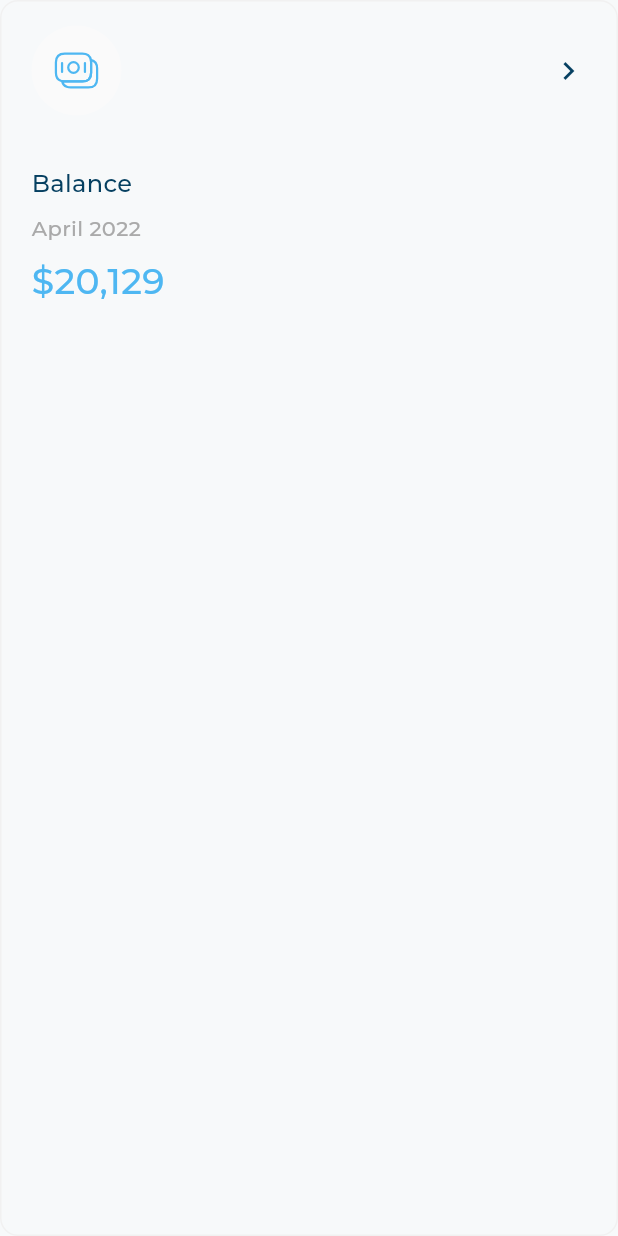
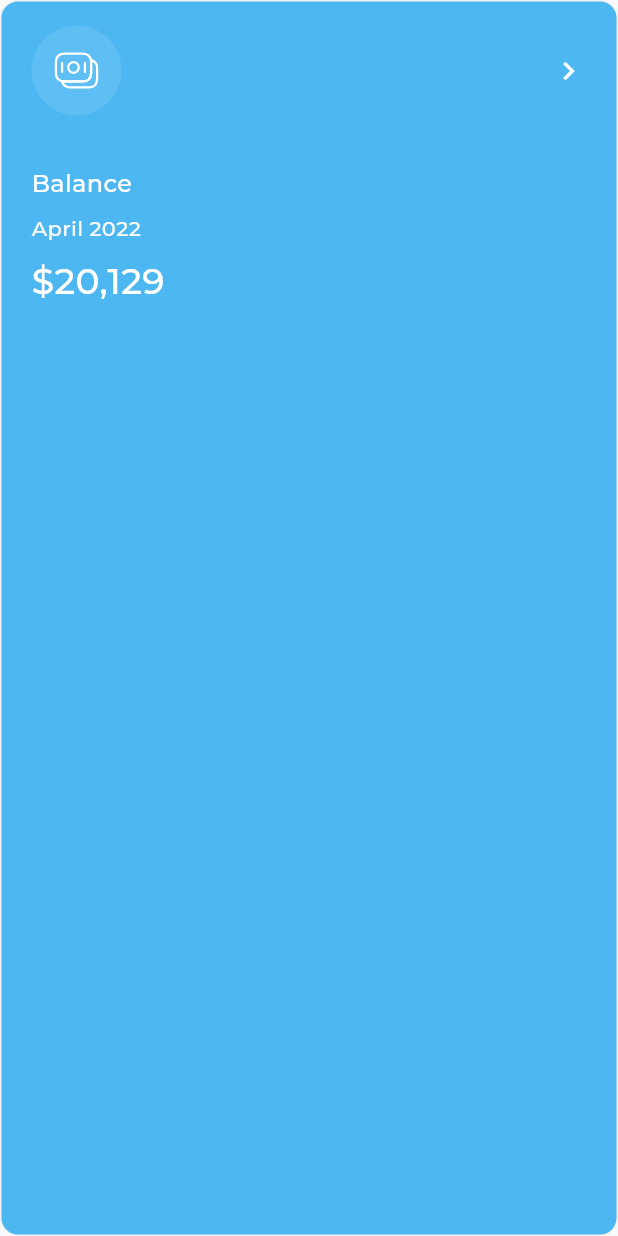
Before and after one commit to A7mad3lwan/admin-dashboard, a Flutter app: the ActiveAllExpensesItem widget shown alone on an empty page, opened directly with sample values from the repository, on a phone screen of 412 x 824 dp. Run offline on Flutter 3.47's test engine with Material 3 defaults, Android fonts, the phone set to English and light mode, and no system bars; our stand-ins replace flutter_svg; project files that could hold a hidden picture were left out.

Commit message:
active and inactive expenses items done

```diff
--- a/lib/views/widgets/active_and_inactive_expenses_items.dart
+++ b/lib/views/widgets/active_and_inactive_expenses_items.dart
@@ -64,6 +64,7 @@ class ActiveAllExpensesItem extends StatelessWidget {
     return Container(
       padding: const EdgeInsets.symmetric(horizontal: 20, vertical: 16),
       decoration: ShapeDecoration(
+        color: const Color(0xff4DB7F2),
         shape: RoundedRectangleBorder(
           side: const BorderSide(
             width: 1,
@@ -77,21 +78,25 @@ class ActiveAllExpensesItem extends StatelessWidget {
         children: [
           AllExpensesItemHeader(
             image: allExpensesItemModel.image,
+            imageBackground: Colors.white.withOpacity(0.1000000149011612),
+            imageColor: Colors.white,
+            iconColor: Colors.white,
           ),
           const SizedBox(height: 34),
           Text(
             allExpensesItemModel.title,
-            style: AppStyles.styleMedium16,
+            style: AppStyles.styleMedium16.copyWith(color: Colors.white),
           ),
           const SizedBox(height: 8),
           Text(
             allExpensesItemModel.date,
-            style: AppStyles.styleRegular14,
+            style: AppStyles.styleRegular14
+                .copyWith(color: const Color(0xffFAFAFA)),
           ),
           const SizedBox(height: 8),
           Text(
             allExpensesItemModel.price,
-            style: AppStyles.styleSemiBold24,
+            style: AppStyles.styleSemiBold24.copyWith(color: Colors.white),
           ),
         ],
       ),
--- a/lib/views/widgets/layouts/all_expenses_item_header.dart
+++ b/lib/views/widgets/layouts/all_expenses_item_header.dart
@@ -2,9 +2,15 @@ import 'package:flutter/material.dart';
 import 'package:flutter_svg/svg.dart';
 
 class AllExpensesItemHeader extends StatelessWidget {
-  const AllExpensesItemHeader({super.key, required this.image});
+  const AllExpensesItemHeader(
+      {super.key,
+      required this.image,
+      this.imageColor,
+      this.imageBackground,
+      this.iconColor});
 
   final String image;
+  final Color? imageColor, imageBackground, iconColor;
 
   @override
   Widget build(BuildContext context) {
@@ -13,19 +19,25 @@ class AllExpensesItemHeader extends StatelessWidget {
         Container(
           width: 60,
           height: 60,
-          decoration: const ShapeDecoration(
-            color: Color(0xffFAFAFA),
-            shape: OvalBorder(),
+          decoration: ShapeDecoration(
+            color: imageBackground ?? const Color(0xffFAFAFA),
+            shape: const OvalBorder(),
           ),
           child: Padding(
             padding: const EdgeInsets.all(14),
-            child: SvgPicture.asset(image),
+            child: SvgPicture.asset(
+              image,
+              colorFilter: ColorFilter.mode(
+                imageColor ?? const Color(0xff4EB7F2),
+                BlendMode.srcIn,
+              ),
+            ),
           ),
         ),
         const Expanded(child: SizedBox()),
-        const Icon(
+        Icon(
           Icons.keyboard_arrow_right_sharp,
-          color: Color(0xff064061),
+          color: iconColor == null ? const Color(0xff064061) : Colors.white,
         ),
       ],
     );
```
Also changed, not shown: lib/views/widgets/all_expenses_item.dart (+8 -2 lines), lib/views/widgets/all_expenses_items_list.dart (+36 -5 lines).
